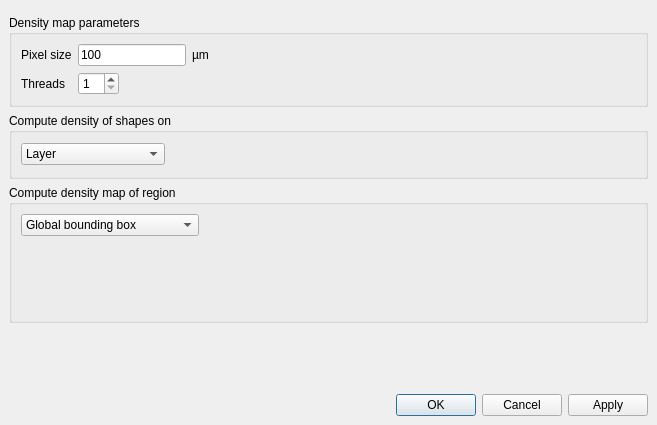
This is src/plugins/tools/density_map/lay_plugin/DensityMapDialog.ui in KLayout/klayout as Qt 5 draws it before an edit. The edited form follows.
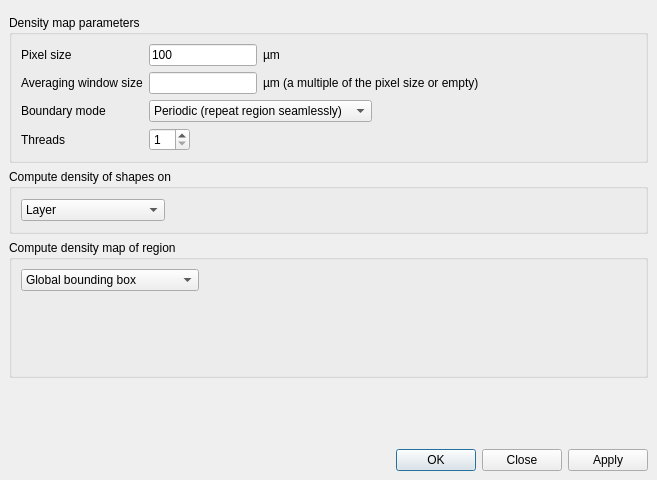
This is the edited form. Custom widgets are drawn as their Qt base class.

Commit message: Implementing averaging window for density map

What changed in the file:
```diff
--- a/src/plugins/tools/density_map/lay_plugin/DensityMapDialog.ui
+++ b/src/plugins/tools/density_map/lay_plugin/DensityMapDialog.ui
@@ -7,7 +7,7 @@
     <x>0</x>
     <y>0</y>
     <width>657</width>
-    <height>425</height>
+    <height>480</height>
    </rect>
   </property>
   <property name="windowTitle">
@@ -64,6 +64,16 @@
         </property>
        </widget>
       </item>
+      <item row="1" column="1">
+       <widget class="QLineEdit" name="le_window_size">
+        <property name="sizePolicy">
+         <sizepolicy hsizetype="Fixed" vsizetype="Fixed">
+          <horstretch>0</horstretch>
+          <verstretch>0</verstretch>
+         </sizepolicy>
+        </property>
+       </widget>
+      </item>
       <item row="0" column="2">
        <widget class="QLabel" name="label_8">
         <property name="text">
@@ -71,20 +81,7 @@
         </property>
        </widget>
       </item>
-      <item row="0" column="3">
-       <spacer name="horizontalSpacer_2">
-        <property name="orientation">
-         <enum>Qt::Horizontal</enum>
-        </property>
-        <property name="sizeHint" stdset="0">
-         <size>
-          <width>353</width>
-          <height>20</height>
-         </size>
-        </property>
-       </spacer>
-      </item>
-      <item row="1" column="1">
+      <item row="3" column="1">
        <widget class="QSpinBox" name="sb_threads">
         <property name="sizePolicy">
          <sizepolicy hsizetype="Fixed" vsizetype="Fixed">
@@ -98,12 +95,79 @@
        </widget>
       </item>
       <item row="1" column="0">
+       <widget class="QLabel" name="label_11">
+        <property name="text">
+         <string>Averaging window size</string>
+        </property>
+       </widget>
+      </item>
+      <item row="3" column="0">
        <widget class="QLabel" name="label_9">
         <property name="text">
          <string>Threads</string>
         </property>
        </widget>
       </item>
+      <item row="0" column="3">
+       <spacer name="horizontalSpacer_2">
+        <property name="orientation">
+         <enum>Qt::Horizontal</enum>
+        </property>
+        <property name="sizeHint" stdset="0">
+         <size>
+          <width>353</width>
+          <height>20</height>
+         </size>
+        </property>
+       </spacer>
+      </item>
+      <item row="1" column="2" colspan="2">
+       <widget class="QLabel" name="label_10">
+        <property name="text">
+         <string>µm (a multiple of the pixel size or empty)</string>
+        </property>
+       </widget>
+      </item>
+      <item row="2" column="0">
+       <widget class="QLabel" name="label_12">
+        <property name="text">
+         <string>Boundary mode</string>
+        </property>
+       </widget>
+      </item>
+      <item row="2" column="1" colspan="3">
+       <widget class="QComboBox" name="cb_boundary_mode">
+        <property name="sizePolicy">
+         <sizepolicy hsizetype="Fixed" vsizetype="Fixed">
+          <horstretch>0</horstretch>
+          <verstretch>0</verstretch>
+         </sizepolicy>
+        </property>
+        <property name="sizeAdjustPolicy">
+         <enum>QComboBox::AdjustToContents</enum>
+        </property>
+        <item>
+         <property name="text">
+          <string>Periodic (repeat region seamlessly)</string>
+         </property>
+        </item>
+        <item>
+         <property name="text">
+          <string>Use zero density outside</string>
+         </property>
+        </item>
+        <item>
+         <property name="text">
+          <string>Use 100% density outside</string>
+         </property>
+        </item>
+        <item>
+         <property name="text">
+          <string>Use average density outside</string>
+         </property>
+        </item>
+       </widget>
+      </item>
      </layout>
     </widget>
    </item>
@@ -473,7 +537,7 @@
       <enum>Qt::Horizontal</enum>
      </property>
      <property name="standardButtons">
-      <set>QDialogButtonBox::Apply|QDialogButtonBox::Cancel|QDialogButtonBox::Ok</set>
+      <set>QDialogButtonBox::Apply|QDialogButtonBox::Close|QDialogButtonBox::Ok</set>
      </property>
     </widget>
    </item>
```
The commit also changes 2 other files.
